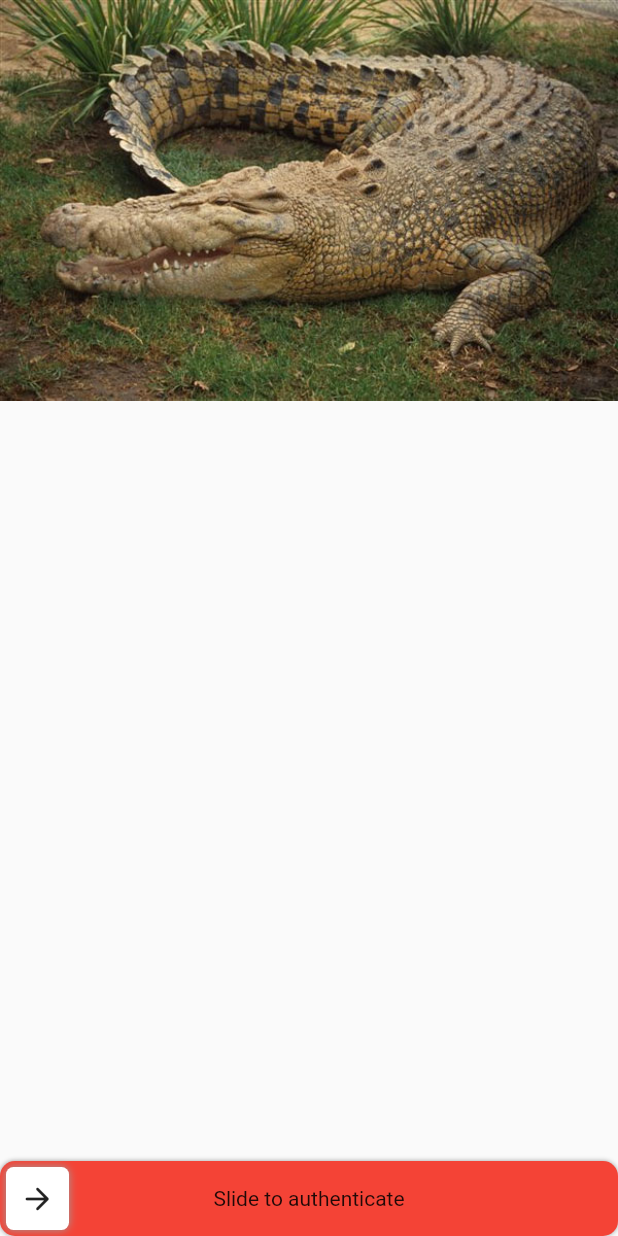
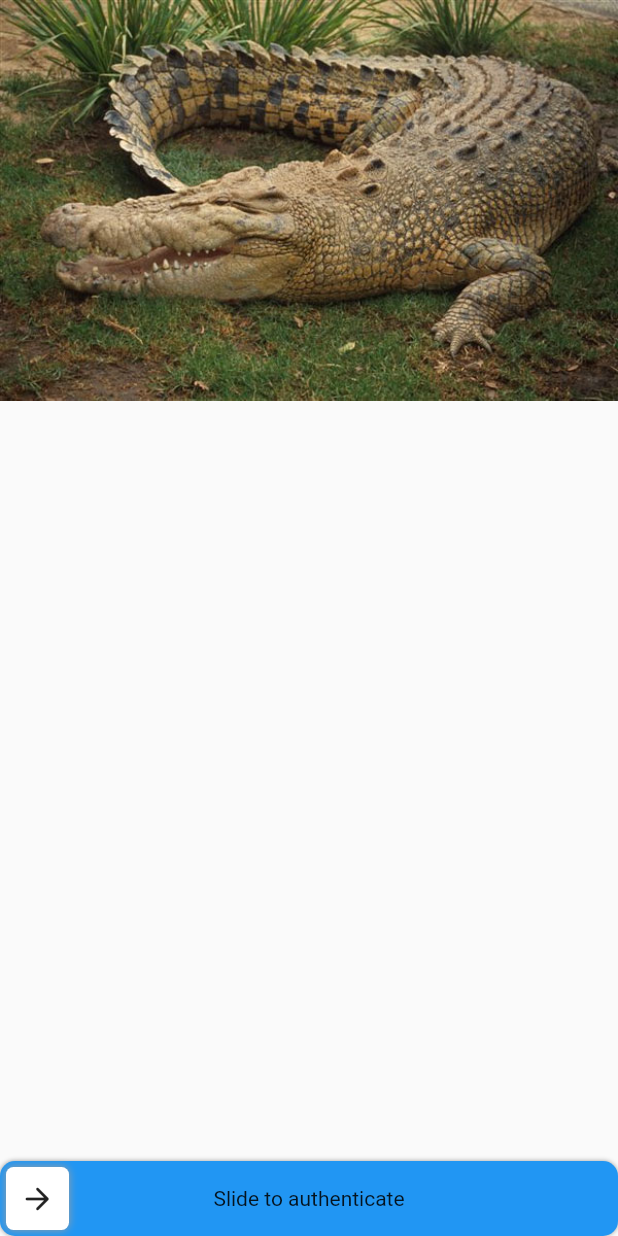
Before and after one commit to BrianTV98/slider_captcha, a Flutter app: the screen it shows after launch, on a phone screen of 412 x 824 dp. Run offline on Flutter 3.47's test engine with Material 2 defaults, Android fonts, the phone set to English and light mode, and no system bars.

Commit message:
add color options

```diff
--- a/example/lib/main.dart
+++ b/example/lib/main.dart
@@ -44,8 +44,10 @@ class _MyHomePageState extends State<MyHomePage> {
             'assets/image.jpeg',
             fit: BoxFit.fitWidth,
           ),
+          colorBar: Colors.blue,
+          colorCaptChar: Colors.blue,
           onConfirm: (value) {
-            Future.delayed(const Duration(seconds: 3)).then(
+            Future.delayed(const Duration(seconds: 1)).then(
               (value) {
                 controller.create();
               },
--- a/lib/src/ui/slider_captcha.dart
+++ b/lib/src/ui/slider_captcha.dart
@@ -17,6 +17,8 @@ class SliderCaptcha extends StatefulWidget {
       this.title = 'Slide to authenticate',
       this.titleStyle,
       this.captchaSize = 30,
+      this.colorBar = Colors.red,
+      this.colorCaptChar = Colors.blue,
       this.controller,
       Key? key})
       : super(key: key);
@@ -28,6 +30,10 @@ class SliderCaptcha extends StatefulWidget {
   final String title;
 
   final TextStyle? titleStyle;
+
+  final Color colorBar;
+
+  final Color colorCaptChar;
 
   final double captchaSize;
 
@@ -66,7 +72,14 @@ class _SliderCaptchaState extends State<SliderCaptcha>
             },
             child: ConstrainedBox(
               constraints: const BoxConstraints(maxWidth: 500),
-              child: _captcha(context, _offsetMove, answerY),
+              child: TestSliderCaptChar(
+                widget.image,
+                _offsetMove,
+                answerY,
+                answerX,
+                answerY,
+                colorCaptChar: widget.colorCaptChar,
+              ),
             ),
           ),
           Container(
@@ -74,7 +87,7 @@ class _SliderCaptchaState extends State<SliderCaptcha>
             width: double.infinity,
             decoration: BoxDecoration(
                 borderRadius: BorderRadius.circular(10),
-                color: Colors.red,
+                color: widget.colorBar,
                 boxShadow: const <BoxShadow>[
                   BoxShadow(
                     offset: Offset(0, 0),
@@ -176,14 +189,12 @@ class _SliderCaptchaState extends State<SliderCaptcha>
         });
       })
       ..addStatusListener((status) {
-
         if (status == AnimationStatus.completed) {
           animationController.reset();
         }
-      }
-      );
+      });
     answerX = -100;
-    answerX =-100;
+    answerX = -100;
   }
 
   @override
@@ -206,22 +217,12 @@ class _SliderCaptchaState extends State<SliderCaptcha>
     answerX = widget.captchaSize +
         Random().nextInt((width - 2 * widget.captchaSize).toInt());
 //
-    answerY = MediaQuery.of(context).padding.top+ Random().nextInt((200 - widget.captchaSize).toInt()).toDouble();
-  }
-
-  Widget _captcha(BuildContext context, double x, double y) {
-    return TestSliderCaptChar(
-      widget.image,
-      PathTest(),
-      x,
-      y,
-      answerX,
-      answerY,
-    );
+    answerY = MediaQuery.of(context).padding.top +
+        Random().nextInt((200 - widget.captchaSize).toInt()).toDouble();
   }
 
   void checkAnswer() {
-    if (_offsetMove<answerX +10  &&_offsetMove>answerX -10  ) {
+    if (_offsetMove < answerX + 10 && _offsetMove > answerX - 10) {
       if (widget.onConfirm != null) {
         widget.onConfirm!(true);
       }
@@ -238,14 +239,11 @@ class _SliderCaptchaState extends State<SliderCaptcha>
     animationController.forward().then((value) {
       _createUIInfo();
     });
-
   }
 }
 
 class TestSliderCaptChar extends SingleChildRenderObjectWidget {
   final Image image;
-
-  final BasePath path;
 
   final double offsetX;
 
@@ -255,17 +253,19 @@ class TestSliderCaptChar extends SingleChildRenderObjectWidget {
 
   final double createY;
 
+  final Color colorCaptChar;
+
   final double sizeCaptchar;
 
-  const TestSliderCaptChar(this.image, this.path, this.offsetX, this.offsetY,
-      this.createX, this.createY,
-      {this.sizeCaptchar = 40, Key? key})
+  const TestSliderCaptChar(
+      this.image, this.offsetX, this.offsetY, this.createX, this.createY,
+      {this.sizeCaptchar = 40, this.colorCaptChar = Colors.blue, Key? key})
       : super(key: key, child: image);
 
   @override
   RenderObject createRenderObject(BuildContext context) {
     final renderObject = _RenderTestSliderCaptChar(
-        path, sizeCaptchar, offsetX, offsetY, createX, createY);
+        sizeCaptchar, offsetX, offsetY, createX, createY, colorCaptChar);
     // renderObject.create(sizeCaptchar);
     updateRenderObject(context, renderObject);
     return renderObject;
@@ -280,12 +280,13 @@ class TestSliderCaptChar extends SingleChildRenderObjectWidget {
     renderObject.offsetY = offsetY;
     renderObject.createX = createX;
     renderObject.createY = createY;
+    renderObject.colorCaptChar = colorCaptChar;
+    // renderObject. = colorCaptChar;
+
   }
 }
 
 class _RenderTestSliderCaptChar extends RenderProxyBox {
-  final BasePath path;
-
   final double sizeCaptChar;
 
   double offsetX;
@@ -296,13 +297,15 @@ class _RenderTestSliderCaptChar extends RenderProxyBox {
 
   double createY;
 
+  Color colorCaptChar;
+
   _RenderTestSliderCaptChar(
-    this.path,
     this.sizeCaptChar,
     this.offsetX,
     this.offsetY,
     this.createX,
     this.createY,
+    this.colorCaptChar,
   );
 
   @override
@@ -316,9 +319,8 @@ class _RenderTestSliderCaptChar extends RenderProxyBox {
       return;
     }
 
-
     Paint paint = Paint()
-      ..color = Colors.blue
+      ..color = colorCaptChar
       ..strokeWidth = 3.0;
 
     context.canvas.drawPath(
@@ -329,21 +331,19 @@ class _RenderTestSliderCaptChar extends RenderProxyBox {
 
     context.canvas.translate(-createX.toDouble(), 0);
 
-    if(!(createY == 0 && createY == 0)){
+    if (!(createY == 0 && createY == 0)) {
       context.canvas.drawPath(
           getPiecePathCustom(size, offsetX + createX.toDouble(),
               createY.toDouble(), sizeCaptChar),
-          paint..style =PaintingStyle.stroke);
+          paint..style = PaintingStyle.stroke);
     }
-
-
-
 
     layer = context.pushClipPath(
       needsCompositing,
-      Offset(offsetX,  offset.dy),
+      Offset(offsetX, offset.dy),
       Offset.zero & size,
-      getPiecePathCustom(size, createX.toDouble(), createY.toDouble() -  offset.dy, 40),
+      getPiecePathCustom(
+          size, createX.toDouble(), createY.toDouble() - offset.dy, 40),
       (context, offset) {
         debugPrint('test: ${offset.toString()}');
         context.paintChild(child!, offset);
@@ -352,7 +352,6 @@ class _RenderTestSliderCaptChar extends RenderProxyBox {
     );
     context.canvas.translate(createX.toDouble(), 0);
   }
-
 }
 
 abstract class BasePath {
```
Also changed, not shown: 2 other files.
